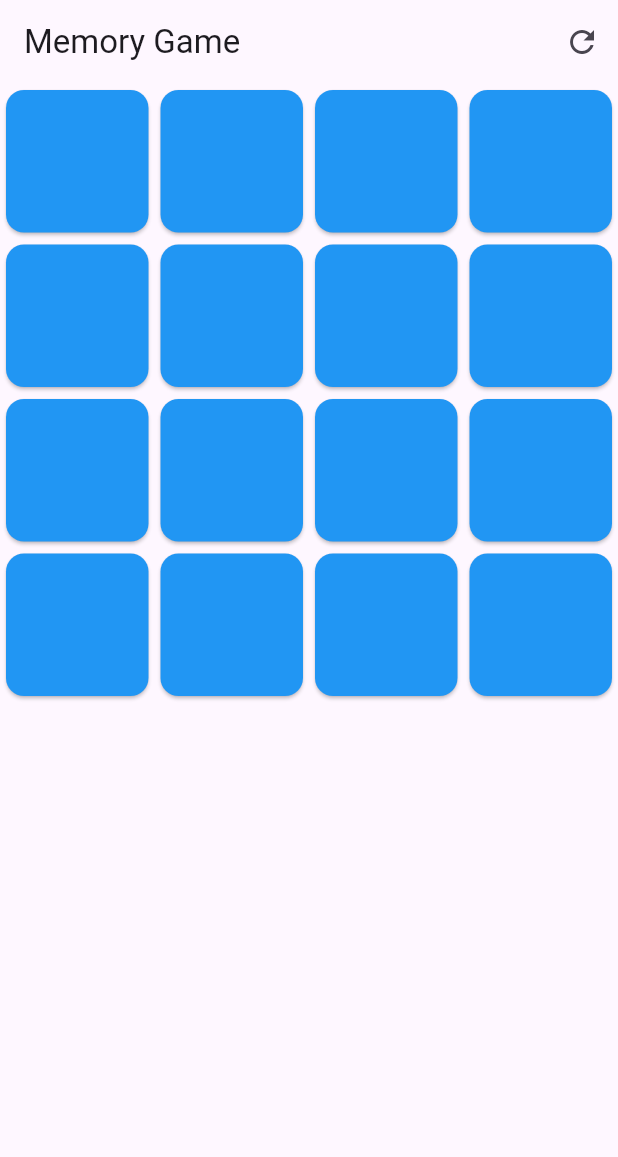
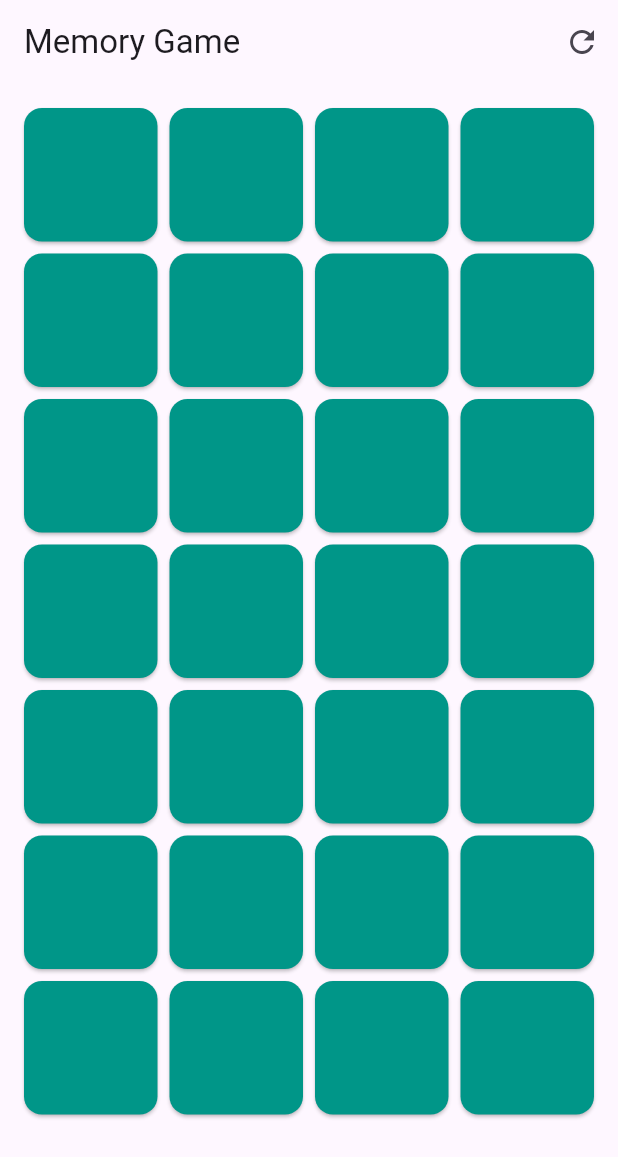
Before and after one commit to aakashsahh/silk_innovation_aakash, a Flutter app: the screen it shows after launch, on a phone screen of 412 x 824 dp. Shown: the top 1157 px of the screen. Run offline on Flutter 3.47's test engine with Material 3 defaults, Android fonts, the phone set to English and light mode, and no system bars; our stand-ins replace equatable, flutter_bloc.

Commit message:
Added face cards in the card list

```diff
--- a/lib/blocs/memory_game_bloc.dart
+++ b/lib/blocs/memory_game_bloc.dart
@@ -11,10 +11,25 @@ class MemoryGameBloc extends Bloc<MemoryGameEvent, MemoryGameState> {
   }
 
   List<CardModel> _generateShuffledDeck() {
-    List<int> cardNumbers = List.generate(8, (index) => index + 1); // 8 pairs
+    List<String> cardNumbers = [
+      'A',
+      'K',
+      'Q',
+      'J',
+      '10',
+      '1',
+      '2',
+      '3',
+      '4',
+      '5',
+      '6',
+      '7',
+      '8',
+      '9',
+    ]; // Add A, K, Q, J, 10 to the list
     List<CardModel> deck = [];
 
-    for (int number in cardNumbers) {
+    for (String number in cardNumbers) {
       deck.add(CardModel(id: deck.length, number: number));
       deck.add(CardModel(id: deck.length, number: number));
     }
@@ -51,7 +66,8 @@ class MemoryGameBloc extends Bloc<MemoryGameEvent, MemoryGameState> {
             'Flipped Cards: ${flippedCards.map((c) => c.number).toList()}'); // Debug statement
 
         if (flippedCards.length == 2) {
-          await Future.delayed(Duration(milliseconds: 500)); // Wait for 500ms
+          await Future.delayed(
+              const Duration(milliseconds: 500)); // Wait for 500ms
 
           if (flippedCards[0].number == flippedCards[1].number) {
             // Cards match
--- a/lib/main.dart
+++ b/lib/main.dart
@@ -17,7 +17,7 @@ class MyApp extends StatelessWidget {
       theme: ThemeData(primarySwatch: Colors.blue),
       home: BlocProvider(
         create: (_) => MemoryGameBloc(),
-        child: MemoryGameScreen(),
+        child: const MemoryGameScreen(),
       ),
       debugShowCheckedModeBanner: false,
     );
--- a/lib/models/card_model.dart
+++ b/lib/models/card_model.dart
@@ -1,6 +1,6 @@
 class CardModel {
   final int id;
-  final int number;
+  final String number;
   bool isFlipped;
   bool isMatched;
 
@@ -15,7 +15,7 @@ class CardModel {
 
   CardModel copyWith({
     int? id,
-    int? number,
+    String? number,
     bool? isFlipped,
     bool? isMatched,
   }) {
--- a/lib/screens/memory_game_screen.dart
+++ b/lib/screens/memory_game_screen.dart
@@ -7,6 +7,8 @@ import '../widgets/game_grid.dart';
 import '../widgets/game_over_dialog.dart';
 
 class MemoryGameScreen extends StatelessWidget {
+  const MemoryGameScreen({super.key});
+
   @override
   Widget build(BuildContext context) {
     return Scaffold(
@@ -14,7 +16,7 @@ class MemoryGameScreen extends StatelessWidget {
         title: const Text('Memory Game'),
         actions: [
           IconButton(
-            icon: Icon(Icons.refresh),
+            icon: const Icon(Icons.refresh),
             onPressed: () {
               context.read<MemoryGameBloc>().add(ResetGame());
             },
--- a/lib/widgets/card_widget.dart
+++ b/lib/widgets/card_widget.dart
@@ -5,7 +5,7 @@ class CardWidget extends StatelessWidget {
   final CardModel card;
   final VoidCallback onTap;
 
-  CardWidget({required this.card, required this.onTap});
+  const CardWidget({super.key, required this.card, required this.onTap});
 
   @override
   Widget build(BuildContext context) {
@@ -14,11 +14,11 @@ class CardWidget extends StatelessWidget {
     return GestureDetector(
       onTap: onTap,
       child: Card(
-        color: card.isFlipped ? Colors.white : Colors.blue,
+        color: card.isFlipped ? Colors.white : Colors.teal,
         child: Center(
           child: Text(
-            card.isFlipped ? '${card.number}' : '',
-            style: TextStyle(fontSize: 24, color: Colors.black),
+            card.isFlipped ? card.number : '',
+            style: const TextStyle(fontSize: 24, color: Colors.black),
           ),
         ),
       ),
--- a/lib/widgets/game_grid.dart
+++ b/lib/widgets/game_grid.dart
@@ -17,10 +17,13 @@ class GameGrid extends StatefulWidget {
 class _GameGridState extends State<GameGrid> {
   @override
   Widget build(BuildContext context) {
-    return GridView.builder(
-      gridDelegate: SliverGridDelegateWithFixedCrossAxisCount(
+    return Padding(
+      padding: const EdgeInsets.all(8.0),
+      child: GridView.builder(
+        gridDelegate: const SliverGridDelegateWithFixedCrossAxisCount(
           crossAxisCount: 4,
         ),
+        padding: EdgeInsets.all(4),
         itemCount: widget.cards.length,
         itemBuilder: (context, index) {
           final card = widget.cards[index];
@@ -34,6 +37,7 @@ class _GameGridState extends State<GameGrid> {
             },
           );
         },
+      ),
     );
   }
 }
--- a/lib/widgets/game_over_dialog.dart
+++ b/lib/widgets/game_over_dialog.dart
@@ -15,7 +15,7 @@ class GameOverDialog extends StatelessWidget {
           onPressed: () {
             Navigator.of(context).pop();
           },
-          child: Text('OK'),
+          child: const Text('OK'),
         ),
       ],
     );
```
Lines whose indentation alone changed are shown as unchanged.
